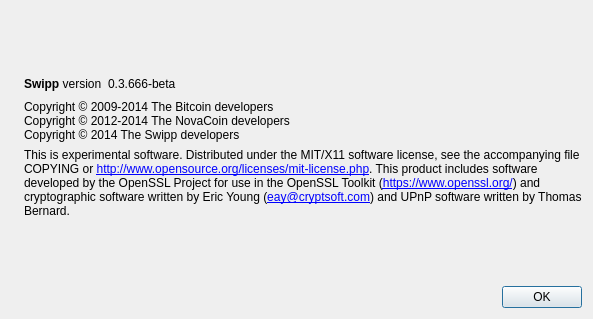
Qt form src/qt/forms/aboutdialog.ui (suptechie/Swipp-cryptocurrency) before a commit.
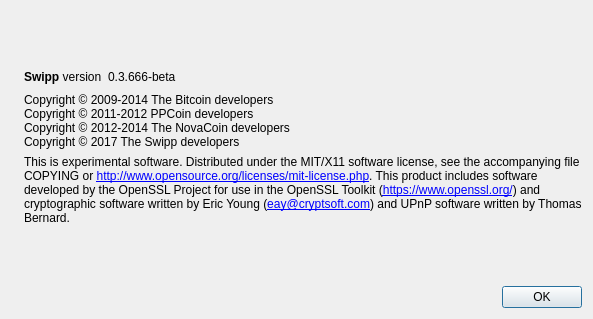
The same form after that commit. Icons and pictures are not drawn.

Commit message:
Update copyright information in language translation files
These were a complete mess, many translating the wrong source string or
consisting of the wrong information.

```diff
--- a/src/qt/forms/aboutdialog.ui
+++ b/src/qt/forms/aboutdialog.ui
@@ -92,8 +92,9 @@
        </property>
        <property name="text">
         <string>Copyright © 2009-2014 The Bitcoin developers
+Copyright © 2011-2012 PPCoin developers
 Copyright © 2012-2014 The NovaCoin developers
-Copyright © 2014 The Swipp developers</string>
+Copyright © 2017 The Swipp developers</string>
        </property>
        <property name="textInteractionFlags">
         <set>Qt::LinksAccessibleByMouse|Qt::TextSelectableByKeyboard|Qt::TextSelectableByMouse</set>
```
The commit also changes 65 other files.
